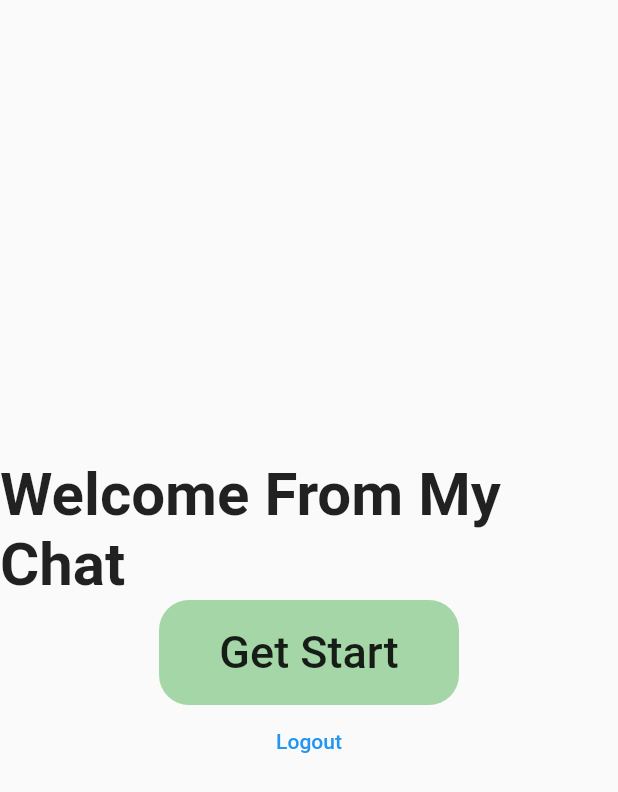
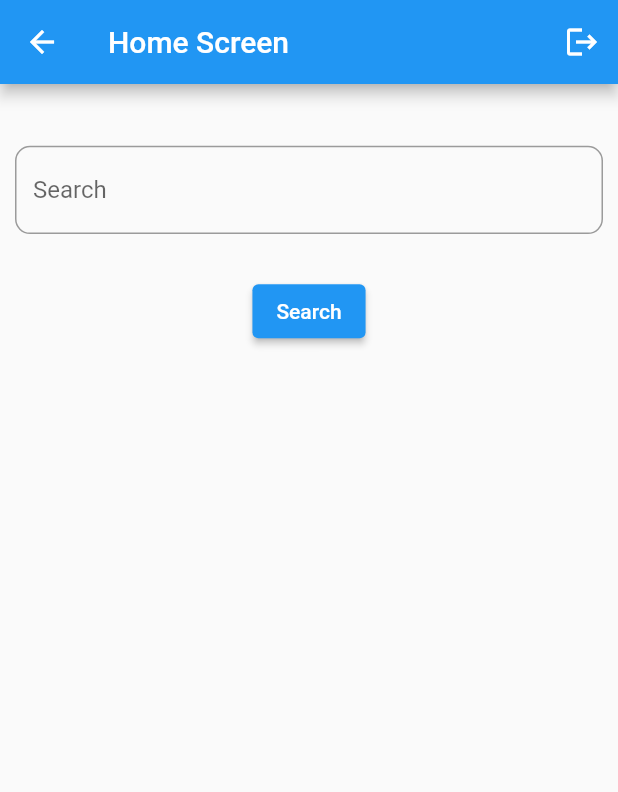
Before and after one commit to WannaMinKhant/group_chat_flutter, a Flutter app: the HomeScreen screen opened directly, on a phone screen of 412 x 824 dp. Shown: the top 792 px of the screen. Run offline on Flutter 3.47's test engine with Material 2 defaults, Android fonts, the phone set to English and light mode, and no system bars; our stand-ins replace cloud_firestore, firebase_auth, firebase_core; accounts and stored records are empty.

Commit message:
Adding Search feature with Email of user, kotlin version is change to 1.4.32, minimumSDKVersion : 20, and defalut config of app/build.gradle is add to multiDexEnable true and dependicies also adding implementation 'com.android,support.multidex: 1.0.3. These are all required for project and fix all buliding error

```diff
--- a/lib/controller/account.dart
+++ b/lib/controller/account.dart
@@ -1,3 +1,4 @@
+import 'package:cloud_firestore/cloud_firestore.dart';
 import 'package:firebase_auth/firebase_auth.dart';
 import 'package:flutter/cupertino.dart';
 import 'package:flutter/material.dart';
@@ -6,12 +7,19 @@ import 'package:group_chat_flutter/screens/login_screen.dart';
 Future<User?> createAccount(String name, String email, String password) async {
   FirebaseAuth _auth = FirebaseAuth.instance;
 
+  FirebaseFirestore _firestore = FirebaseFirestore.instance;
   try {
     User? user = (await _auth.createUserWithEmailAndPassword(
             email: email, password: password))
         .user;
     if (user != null) {
       // print("Login Successfully");
+
+      await _firestore.collection('user').doc(_auth.currentUser!.uid).set({
+        "name" : name,
+        "email" : email,
+        "status" : "Unavailable",
+      });
       return user;
     } else {
       // print("Account Create is failed");
--- a/lib/screens/home_screen.dart
+++ b/lib/screens/home_screen.dart
@@ -1,48 +1,120 @@
+import 'package:cloud_firestore/cloud_firestore.dart';
 import 'package:flutter/material.dart';
 import 'package:group_chat_flutter/controller/account.dart';
 
-class HomeScreen extends StatelessWidget {
+class HomeScreen extends StatefulWidget {
   const HomeScreen({Key? key}) : super(key: key);
 
   @override
+  State<HomeScreen> createState() => _HomeScreenState();
+}
+
+class _HomeScreenState extends State<HomeScreen> {
+  bool isLoading = false;
+  Map<String, dynamic> userMap = <String, dynamic>{};
+  final TextEditingController _search = TextEditingController();
+
+  void onSearch() async {
+    FirebaseFirestore _firestore = FirebaseFirestore.instance;
+    setState(() {
+      isLoading = true;
+    });
+    await _firestore
+        .collection('user')
+        .where("email", isEqualTo: _search.text)
+        .get()
+        .then((value) {
+      setState(() {
+        userMap = value.docs[0].data();
+        isLoading = false;
+      });
+      print(userMap);
+    });
+  }
+
+  @override
   Widget build(BuildContext context) {
+    Size size = MediaQuery.of(context).size;
     return Scaffold(
-      body: Center(
-        child: Column(
-          mainAxisAlignment: MainAxisAlignment.center,
-          children: [
-            const Text(
-              "Welcome From My Chat",
-              style: TextStyle(
-                fontWeight: FontWeight.bold,
-                fontSize: 40,
+      appBar: AppBar(
+        title: const Text("Home Screen"),
+        centerTitle: false,
+        actions: [
+          IconButton(
+            onPressed: () => logOut(context),
+            icon: const Icon(Icons.logout),
+          ),
+        ],
+      ),
+      body: isLoading
+          ? Center(
+              child: SizedBox(
+                height: size.height / 20,
+                width: size.width / 10,
+                child: const CircularProgressIndicator(),
               ),
+            )
+          : Column(
+              // mainAxisAlignment: MainAxisAlignment.center,
+              children: [
+                SizedBox(
+                  height: size.height / 20,
+                ),
+                SizedBox(
+                  height: size.height / 14,
+                  width: size.width,
+                  child: Padding(
+                    padding: const EdgeInsets.symmetric(horizontal: 10.0),
+                    child: SizedBox(
+                      height: size.height / 14,
+                      width: size.width / 1.5,
+                      child: TextField(
+                        controller: _search,
+                        decoration: const InputDecoration(
+                            hintText: "Search",
+                            border: OutlineInputBorder(
+                              borderRadius:
+                                  BorderRadius.all(Radius.circular(10)),
+                            )),
+                      ),
+                    ),
+                  ),
+                ),
+                SizedBox(
+                  height: size.height / 30,
+                ),
+                ElevatedButton(
+                  onPressed: onSearch,
+                  child: const Text("Search"),
+                ),
+                SizedBox(
+                  height: size.height / 30,
+                ),
+                userMap.isNotEmpty
+                    ? ListTile(
+                        onTap: () {},
+                        leading: const Icon(
+                          Icons.person,
+                          size: 45,
+                          color: Colors.pink,
+                        ),
+                        title: Text(
+                          userMap['name'],
+                          style: const TextStyle(
+                            fontSize: 18,
+                            fontWeight: FontWeight.w600,
+                            color: Colors.black,
+                          ),
+                        ),
+                        subtitle: Text(userMap['email']),
+                        trailing: const Icon(
+                          Icons.chat,
+                          color: Colors.blueGrey,
+                        ),
+                      )
+                    : Container(),
+              ],
             ),
-            Container(
-              decoration: BoxDecoration(
-                borderRadius: const BorderRadius.all(
-                  Radius.circular(20),
-                ),
-                color: Colors.green[200],
-              ),
-              width: 200,
-              height: 70,
-              child: const Center(
-                  child: Text(
-                "Get Start",
-                style: TextStyle(
-                  fontWeight: FontWeight.w500,
-                  fontSize: 30,
-                ),
-              )),
-            ),
-            TextButton(
-              onPressed: () => logOut(context),
-              child: const Text("Logout"),
-            ),
-          ],
-        ),
-      ),
     );
   }
 }
--- /dev/null
+++ b/lib/screens/search_user.dart
@@ -0,0 +1,15 @@
+import 'package:flutter/material.dart';
+
+class SearchScreen extends StatefulWidget {
+  const SearchScreen({Key? key}) : super(key: key);
+
+  @override
+  _SearchScreenState createState() => _SearchScreenState();
+}
+
+class _SearchScreenState extends State<SearchScreen> {
+  @override
+  Widget build(BuildContext context) {
+    return Container();
+  }
+}
--- a/pubspec.yaml
+++ b/pubspec.yaml
@@ -36,6 +36,7 @@ dependencies:
   cupertino_icons: ^1.0.2
   firebase_auth: ^3.1.5
   firebase_core: ^1.9.0
+  cloud_firestore: ^3.1.0
 
 dev_dependencies:
   flutter_test:
```
Also changed, not shown: pubspec.lock, 2 other files.
